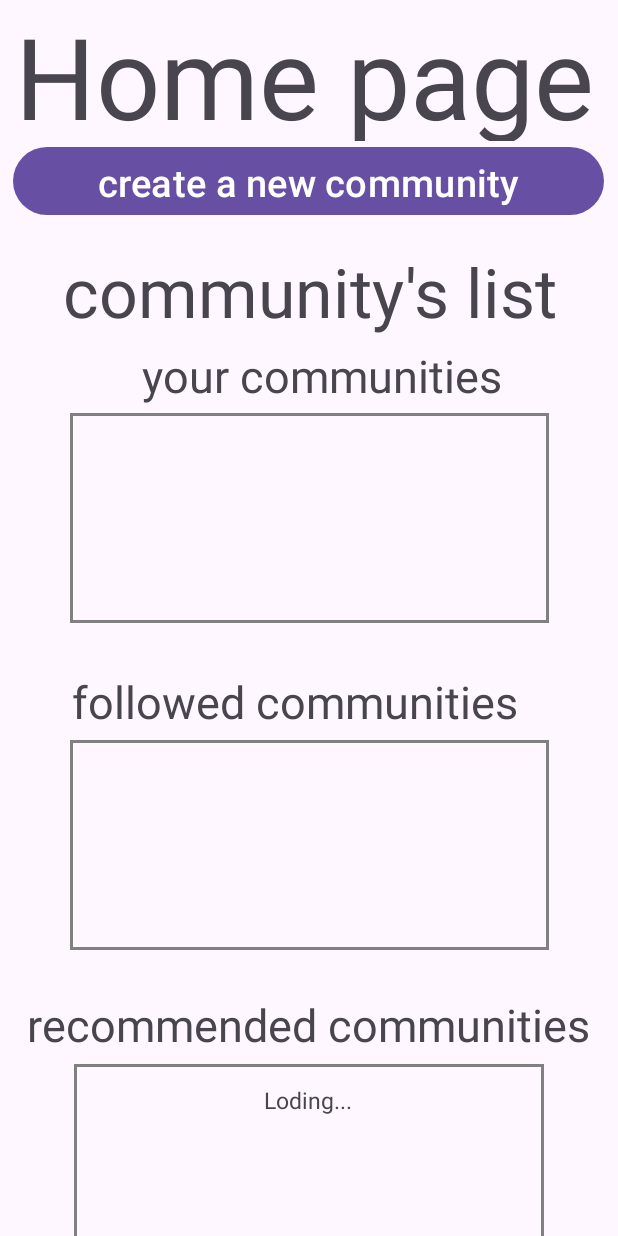
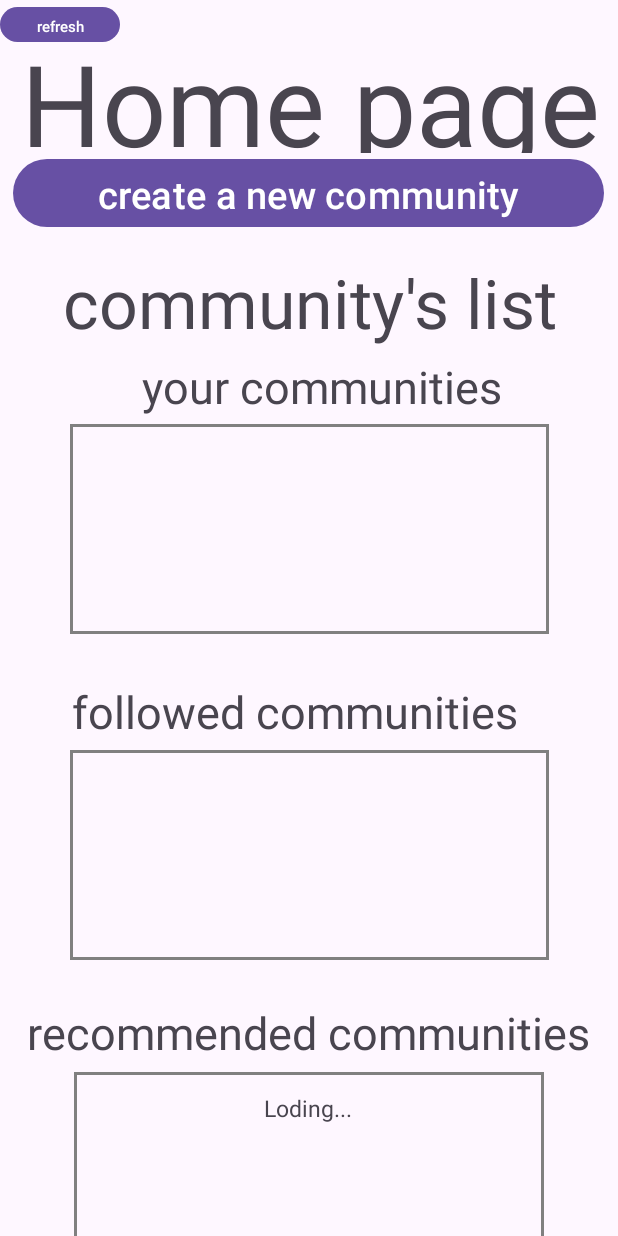
Before and after one commit to tomer-hazan/firebase, an Android app: the MainActivity screen opened directly, with no data from a screen before it, on a phone screen of 412 x 824 dp. Run offline under Robolectric (Android 15) with nearby library versions, the phone set to English and light mode, and no system bars; our stand-ins replace Firebase (no records; nobody signed in at launch, a user with empty details on screens opened directly); 9 statements that could not run were skipped.

Commit message:
added the home buttons and the refresh button

```diff
--- a/app/src/main/java/com/example/firebase/ui/activitys/MainActivity.java
+++ b/app/src/main/java/com/example/firebase/ui/activitys/MainActivity.java
@@ -68,6 +68,7 @@ public class MainActivity extends AppCompatActivity implements View.OnClickListe
     LinearLayout ownedCommunitiesLayout;
     private LocationRequest locationRequest;
     Button communityBtn;
+    Button refreshButton;
     private Location location;
     Map<String,Location> locationMap;
     private static final int REQUEST_CAMERA_PERMISSION = 1;
@@ -93,6 +94,7 @@ public class MainActivity extends AppCompatActivity implements View.OnClickListe
         recommendedCommunitiesLayout= findViewById(R.id.recommendedCommunitiesLayout);
         ownedCommunitiesLayout = findViewById(R.id.ownedCommunitiesLayout);
         followedCommunitiesLayout = findViewById(R.id.followedCommunitiesLayout);
+        refreshButton=findViewById(R.id.refresh);
         communityBtn = findViewById(R.id.community);
         locationRequest = LocationRequest.create();
         locationRequest.setPriority(LocationRequest.PRIORITY_HIGH_ACCURACY);
@@ -102,6 +104,7 @@ public class MainActivity extends AppCompatActivity implements View.OnClickListe
         getGPS();
         getUserIfNull();
         communityBtn.setOnClickListener(this::onClick);
+        refreshButton.setOnClickListener(this::onClick);
         getOtherCommunities();
         getOwnedCommunities();
         getFollowedCommunities();
@@ -154,12 +157,17 @@ public class MainActivity extends AppCompatActivity implements View.OnClickListe
                 if(viewName.equals(comName)){
                     sendIntent.putExtra("community",CDBArray[i].getCommunityRef().getKey().toString());
                     startActivity(sendIntent);
+                    finish();
                     break;
                 }
             }
 
 
-        }
+        }else if (view.getId()==refreshButton.getId()) {
+        Intent sendIntent = new Intent(getApplicationContext(), MainActivity.class);
+        startActivity(sendIntent);
+        finish();
+    }
 
     }
 
@@ -280,7 +288,7 @@ public class MainActivity extends AppCompatActivity implements View.OnClickListe
     }
 
     private void initRecommendedCommunities(){
-        if(location==null||CDBArray.length==0)return;
+        if(location==null||CDBArray==null||CDBArray.length==0)return;
         CDBArray = sortCommunitiesByDistance();
         recommendedCommunitiesLayout.removeAllViews();
         TextView tempTV;
--- a/app/src/main/res/layout/activity_main.xml
+++ b/app/src/main/res/layout/activity_main.xml
@@ -77,16 +77,16 @@
     <TextView
         android:id="@+id/text"
         android:layout_width="420dp"
-        android:layout_height="94dp"
+        android:layout_height="84dp"
         android:gravity="center"
         android:text="Home page"
         android:textSize="75dp"
         app:layout_constraintBottom_toBottomOf="parent"
         app:layout_constraintEnd_toEndOf="parent"
-        app:layout_constraintHorizontal_bias="1.0"
+        app:layout_constraintHorizontal_bias="0.555"
         app:layout_constraintStart_toStartOf="parent"
         app:layout_constraintTop_toTopOf="parent"
-        app:layout_constraintVertical_bias="0.0" />
+        app:layout_constraintVertical_bias="0.024" />
 
     <TextView
         android:id="@+id/text3"
@@ -163,4 +163,17 @@
         app:layout_constraintTop_toBottomOf="@+id/ownedCommunities"
         app:layout_constraintVertical_bias="0.075" />
 
+    <Button
+        android:id="@+id/refresh"
+        android:layout_width="80dp"
+        android:layout_height="31dp"
+        android:text="refresh"
+        android:textSize="10dp"
+        app:layout_constraintBottom_toBottomOf="parent"
+        app:layout_constraintEnd_toEndOf="parent"
+        app:layout_constraintHorizontal_bias="0.0"
+        app:layout_constraintStart_toStartOf="parent"
+        app:layout_constraintTop_toTopOf="parent"
+        app:layout_constraintVertical_bias="0.001" />
+
 </androidx.constraintlayout.widget.ConstraintLayout>
```
Also changed, not shown: app/src/main/java/com/example/firebase/ui/activitys/Community.java (+7 -0 lines), app/src/main/java/com/example/firebase/ui/activitys/CommunityCreation.java (+16 -6 lines), app/src/main/java/com/example/firebase/ui/activitys/PostsCreation.java (+7 -0 lines), app/src/main/res/layout/activity_community.xml (+13 -0 lines), app/src/main/res/layout/activity_community_creation.xml (+13 -0 lines), app/src/main/res/layout/activity_posts_creation.xml (+12 -0 lines).
